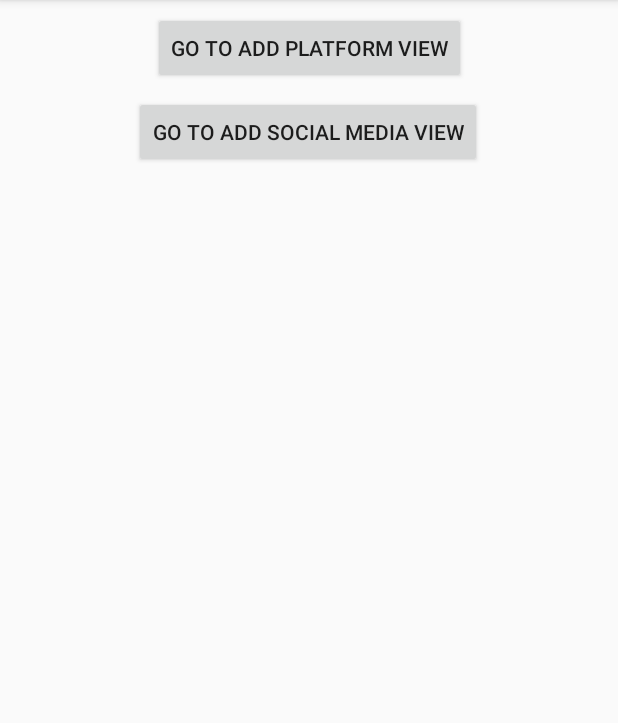
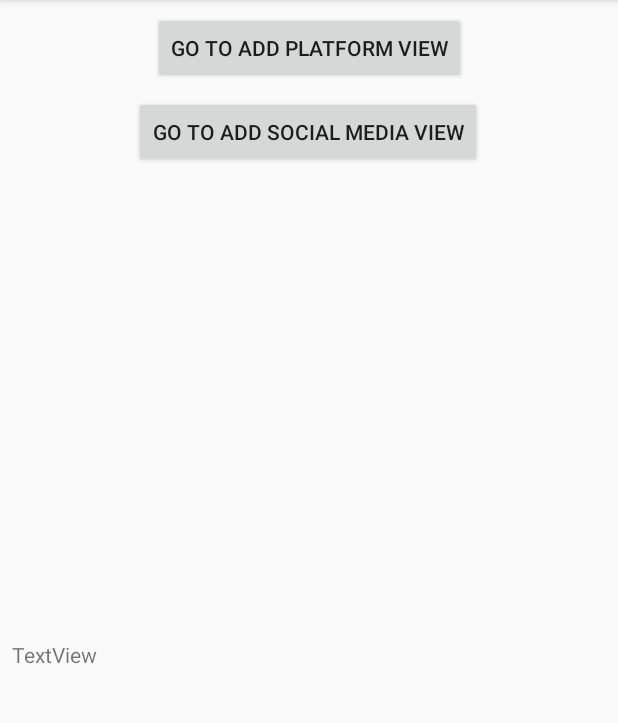
Before and after one commit to MaxAltena/DuoApp, an Android app: the screen it shows after launch (MainActivity), on a phone screen of 412 x 824 dp, the part 84-807 px from its top. Run offline under Robolectric (Android 15) with nearby library versions, the phone set to English and light mode, and no system bars; our stand-ins replace Firebase (no records; nobody signed in at launch, a user with empty details on screens opened directly); libraries missing offline, so code that uses them is left out: com.firebase.ui; 1 statement that could not run was skipped.

```diff
--- a/app/build.gradle
+++ b/app/build.gradle
@@ -46,5 +46,6 @@ dependencies {
     implementation 'com.google.firebase:firebase-auth:16.1.0'
     implementation 'com.firebaseui:firebase-ui-auth:4.3.1'
     implementation 'com.google.firebase:firebase-storage:16.1.0'
+    implementation 'com.android.support:recyclerview-v7:28.0.0'
 }
 apply plugin: 'com.google.gms.google-services'
--- a/app/src/main/res/layout/activity_main.xml
+++ b/app/src/main/res/layout/activity_main.xml
@@ -40,4 +40,28 @@
         app:layout_constraintEnd_toEndOf="parent"
         app:layout_constraintStart_toStartOf="parent"
         app:layout_constraintTop_toTopOf="parent" />
+
+    <android.support.v4.widget.NestedScrollView
+        android:layout_width="match_parent"
+        android:layout_height="wrap_content"
+        android:layout_marginStart="8dp"
+        android:layout_marginLeft="8dp"
+        android:layout_marginEnd="8dp"
+        android:layout_marginRight="8dp"
+        android:layout_marginBottom="8dp"
+        app:layout_constraintBottom_toBottomOf="parent"
+        app:layout_constraintEnd_toEndOf="parent"
+        app:layout_constraintStart_toStartOf="parent"
+        app:layout_constraintTop_toBottomOf="@+id/buttonSwitchToAddSocialActivity">
+
+        <TextView
+            android:id="@+id/TextViewData"
+            android:layout_width="wrap_content"
+            android:layout_height="wrap_content"
+            android:text="TextView"
+            tools:layout_editor_absoluteX="176dp"
+            tools:layout_editor_absoluteY="159dp" />
+    </android.support.v4.widget.NestedScrollView>
+
+
 </android.support.constraint.ConstraintLayout>
```
Also changed, not shown: app/src/main/java/com/maxaltena/socialkit/MainActivity.java (+55 -4 lines), app/src/main/java/com/maxaltena/socialkit/Social.java (added, +25 -0 lines).
